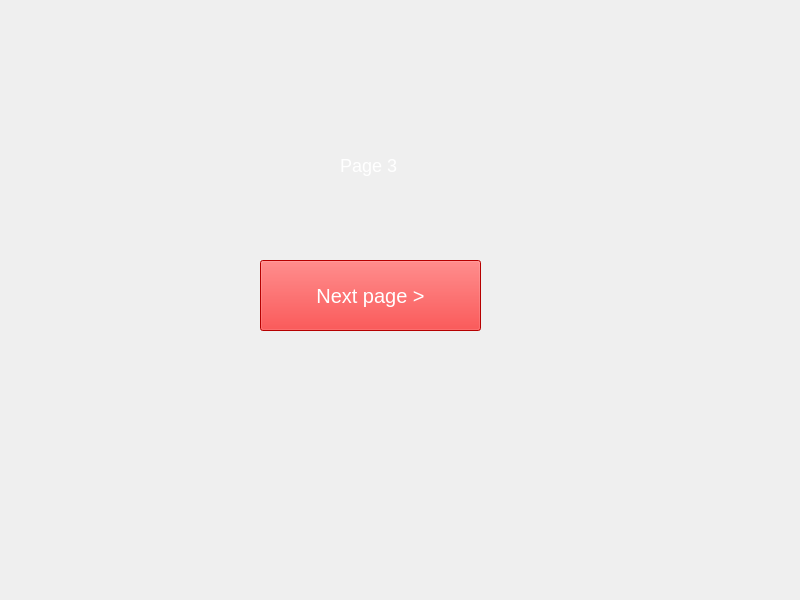
Before: the Qt Designer form frontend/usermenu.ui in 22kmo-project/group_14, drawn with Qt 5.
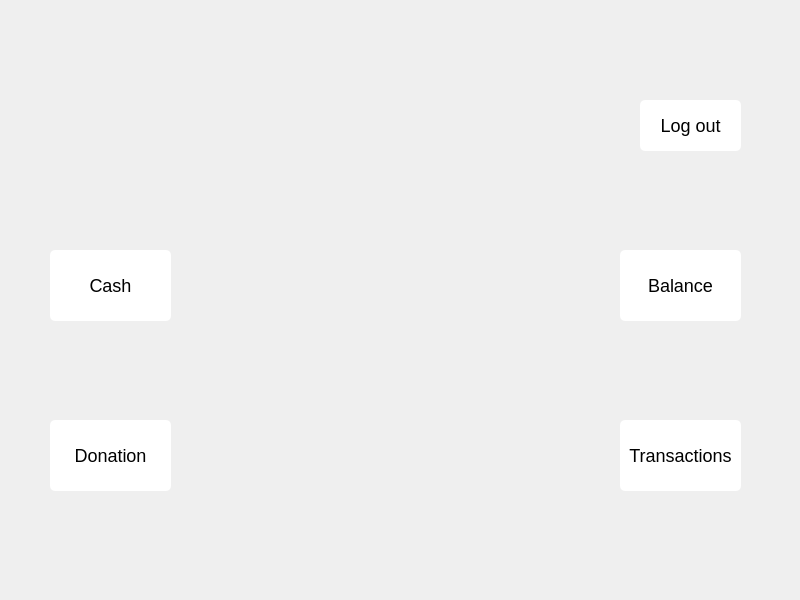
After: the same form once the commit is applied.

```diff
--- a/frontend/usermenu.ui
+++ b/frontend/usermenu.ui
@@ -16,36 +16,186 @@
   <widget class="QPushButton" name="pushButton_3">
    <property name="geometry">
     <rect>
-     <x>260</x>
-     <y>260</y>
-     <width>221</width>
+     <x>50</x>
+     <y>250</y>
+     <width>121</width>
      <height>71</height>
     </rect>
    </property>
+   <property name="font">
+    <font>
+     <pointsize>-1</pointsize>
+    </font>
+   </property>
+   <property name="cursor">
+    <cursorShape>PointingHandCursor</cursorShape>
+   </property>
    <property name="styleSheet">
-    <string notr="true">background:red;
-font-size:20px;
-color:white;</string>
+    <string notr="true">QPushButton {
+background-color: rgb(255, 255, 255);
+color: rgb(0, 0, 0);
+border-radius:5px;
+padding:5 5px;
+font-size:18px;
+}
+QPushButton:hover {
+background-color: rgb(245, 245, 245);
+color: rgb(10, 10, 10);
+border-radius:8px;
+padding:5 5px;
+font-size:18px;
+}</string>
    </property>
    <property name="text">
-    <string>Next page &gt;</string>
+    <string>Cash</string>
    </property>
   </widget>
-  <widget class="QLabel" name="label">
+  <widget class="QPushButton" name="button_transactions">
    <property name="geometry">
     <rect>
-     <x>340</x>
-     <y>130</y>
-     <width>161</width>
+     <x>620</x>
+     <y>420</y>
+     <width>121</width>
      <height>71</height>
     </rect>
    </property>
+   <property name="font">
+    <font>
+     <pointsize>-1</pointsize>
+    </font>
+   </property>
+   <property name="cursor">
+    <cursorShape>PointingHandCursor</cursorShape>
+   </property>
    <property name="styleSheet">
-    <string notr="true">font-size:18px;
-color:white;</string>
+    <string notr="true">QPushButton {
+background-color: rgb(255, 255, 255);
+color: rgb(0, 0, 0);
+border-radius:5px;
+padding:5 5px;
+font-size:18px;
+}
+QPushButton:hover {
+background-color: rgb(245, 245, 245);
+color: rgb(10, 10, 10);
+border-radius:8px;
+padding:5 5px;
+font-size:18px;
+}</string>
    </property>
    <property name="text">
-    <string>Page 3</string>
+    <string>Transactions</string>
+   </property>
+  </widget>
+  <widget class="QPushButton" name="button_donation">
+   <property name="geometry">
+    <rect>
+     <x>50</x>
+     <y>420</y>
+     <width>121</width>
+     <height>71</height>
+    </rect>
+   </property>
+   <property name="font">
+    <font>
+     <pointsize>-1</pointsize>
+    </font>
+   </property>
+   <property name="cursor">
+    <cursorShape>PointingHandCursor</cursorShape>
+   </property>
+   <property name="styleSheet">
+    <string notr="true">QPushButton {
+background-color: rgb(255, 255, 255);
+color: rgb(0, 0, 0);
+border-radius:5px;
+padding:5 5px;
+font-size:18px;
+}
+QPushButton:hover {
+background-color: rgb(245, 245, 245);
+color: rgb(10, 10, 10);
+border-radius:8px;
+padding:5 5px;
+font-size:18px;
+}</string>
+   </property>
+   <property name="text">
+    <string>Donation</string>
+   </property>
+  </widget>
+  <widget class="QPushButton" name="button_logout">
+   <property name="geometry">
+    <rect>
+     <x>640</x>
+     <y>100</y>
+     <width>101</width>
+     <height>51</height>
+    </rect>
+   </property>
+   <property name="font">
+    <font>
+     <pointsize>-1</pointsize>
+    </font>
+   </property>
+   <property name="cursor">
+    <cursorShape>PointingHandCursor</cursorShape>
+   </property>
+   <property name="styleSheet">
+    <string notr="true">QPushButton {
+background-color: rgb(255, 255, 255);
+color: rgb(0, 0, 0);
+border-radius:5px;
+padding:5 5px;
+font-size:18px;
+}
+QPushButton:hover {
+background-color: rgb(245, 245, 245);
+color: rgb(10, 10, 10);
+border-radius:8px;
+padding:5 5px;
+font-size:18px;
+}</string>
+   </property>
+   <property name="text">
+    <string>Log out</string>
+   </property>
+  </widget>
+  <widget class="QPushButton" name="button_balance">
+   <property name="geometry">
+    <rect>
+     <x>620</x>
+     <y>250</y>
+     <width>121</width>
+     <height>71</height>
+    </rect>
+   </property>
+   <property name="font">
+    <font>
+     <pointsize>-1</pointsize>
+    </font>
+   </property>
+   <property name="cursor">
+    <cursorShape>PointingHandCursor</cursorShape>
+   </property>
+   <property name="styleSheet">
+    <string notr="true">QPushButton {
+background-color: rgb(255, 255, 255);
+color: rgb(0, 0, 0);
+border-radius:5px;
+padding:5 5px;
+font-size:18px;
+}
+QPushButton:hover {
+background-color: rgb(245, 245, 245);
+color: rgb(10, 10, 10);
+border-radius:8px;
+padding:5 5px;
+font-size:18px;
+}</string>
+   </property>
+   <property name="text">
+    <string>Balance</string>
    </property>
   </widget>
  </widget>
```
Left out of the diff: 2 changed lines with no effect on the pictures.
